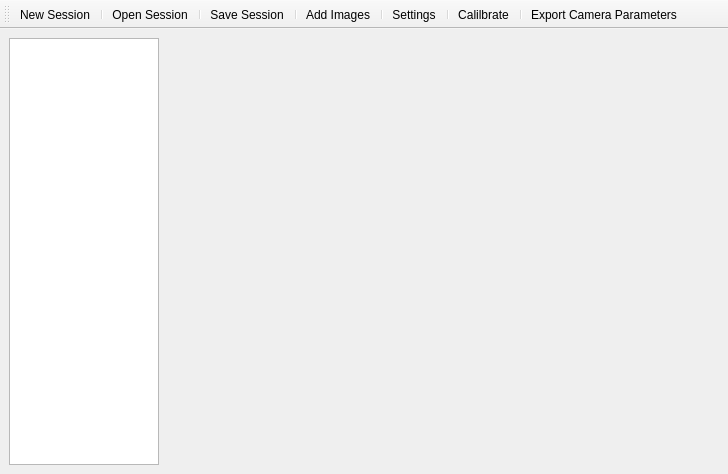
Qt form mainwindow.ui (JellyYuey/CV_cameraCalibrationTool) before a commit.
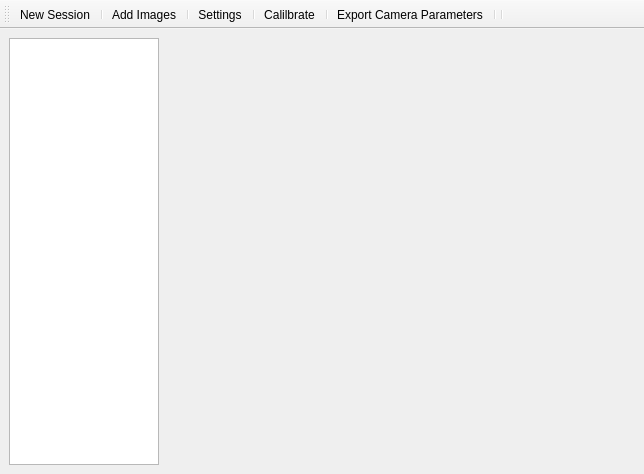
The same form after that commit. Icons and pictures are not drawn.

Commit message: 修改了ui，添加了newSession的功能

The edit to the form file:
```diff
--- a/mainwindow.ui
+++ b/mainwindow.ui
@@ -6,7 +6,7 @@
    <rect>
     <x>0</x>
     <y>0</y>
-    <width>728</width>
+    <width>644</width>
     <height>474</height>
    </rect>
   </property>
@@ -55,10 +55,6 @@
    </attribute>
    <addaction name="actionNew_Session"/>
    <addaction name="separator"/>
-   <addaction name="actionOpen_Session"/>
-   <addaction name="separator"/>
-   <addaction name="actionSave_Session"/>
-   <addaction name="separator"/>
    <addaction name="actionAdd_Images"/>
    <addaction name="separator"/>
    <addaction name="actionSettings"/>
@@ -66,6 +62,8 @@
    <addaction name="actionCalibrate"/>
    <addaction name="separator"/>
    <addaction name="actionExport_Camera_Parameters"/>
+   <addaction name="separator"/>
+   <addaction name="separator"/>
   </widget>
   <action name="actionNew_Session">
    <property name="icon">
```
Left out of the diff: 3 changed lines with no effect on the pictures. The commit also changes 4 other files.
